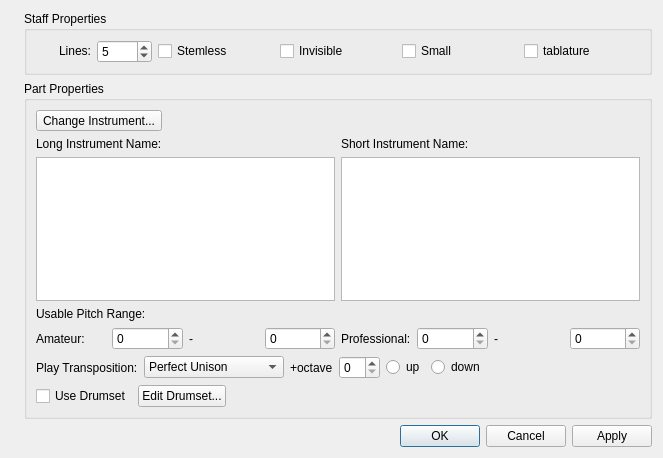
musescore/musescore-old, file mscore/mscore/editstaff.ui: the form before one commit.
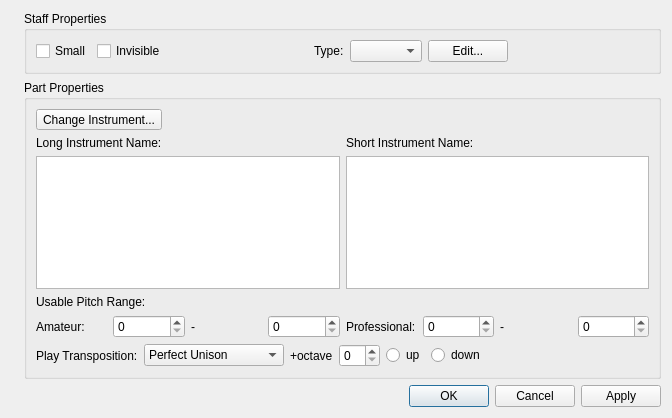
The form after the commit. Icons and pictures are not drawn.

The edit to the form file:
```diff
--- a/mscore/mscore/editstaff.ui
+++ b/mscore/mscore/editstaff.ui
@@ -6,8 +6,8 @@
    <rect>
     <x>0</x>
     <y>0</y>
-    <width>663</width>
-    <height>458</height>
+    <width>672</width>
+    <height>418</height>
    </rect>
   </property>
   <property name="minimumSize">
@@ -19,8 +19,8 @@
   <property name="windowTitle">
    <string>MuseScore: Edit Staff/Part Properties</string>
   </property>
-  <layout class="QHBoxLayout" name="horizontalLayout">
-   <item>
+  <layout class="QGridLayout" name="gridLayout_2">
+   <item row="0" column="0" rowspan="3">
     <widget class="QLabel" name="label_5">
      <property name="sizePolicy">
       <sizepolicy hsizetype="Fixed" vsizetype="Expanding">
@@ -39,9 +39,7 @@
      </property>
     </widget>
    </item>
-   <item>
-    <layout class="QVBoxLayout" name="verticalLayout_2">
-     <item>
+   <item row="0" column="1">
       <widget class="QGroupBox" name="groupBox">
        <property name="minimumSize">
         <size>
@@ -55,64 +53,8 @@
        <property name="flat">
         <bool>true</bool>
        </property>
-       <layout class="QGridLayout" name="gridLayout_2">
-        <item row="0" column="0">
-         <layout class="QHBoxLayout">
-          <property name="sizeConstraint">
-           <enum>QLayout::SetNoConstraint</enum>
-          </property>
+     <layout class="QHBoxLayout" name="horizontalLayout">
           <item>
-           <widget class="QLabel" name="label">
-            <property name="sizePolicy">
-             <sizepolicy hsizetype="Preferred" vsizetype="Fixed">
-              <horstretch>0</horstretch>
-              <verstretch>0</verstretch>
-             </sizepolicy>
-            </property>
-            <property name="text">
-             <string>Lines:</string>
-            </property>
-            <property name="alignment">
-             <set>Qt::AlignRight|Qt::AlignTrailing|Qt::AlignVCenter</set>
-            </property>
-           </widget>
-          </item>
-          <item>
-           <widget class="QSpinBox" name="lines">
-            <property name="sizePolicy">
-             <sizepolicy hsizetype="Minimum" vsizetype="Fixed">
-              <horstretch>0</horstretch>
-              <verstretch>0</verstretch>
-             </sizepolicy>
-            </property>
-            <property name="minimum">
-             <number>1</number>
-            </property>
-            <property name="maximum">
-             <number>9</number>
-            </property>
-            <property name="value">
-             <number>5</number>
-            </property>
-           </widget>
-          </item>
-         </layout>
-        </item>
-        <item row="0" column="1">
-         <widget class="QCheckBox" name="slashStyle">
-          <property name="text">
-           <string>Stemless</string>
-          </property>
-         </widget>
-        </item>
-        <item row="0" column="2">
-         <widget class="QCheckBox" name="invisible">
-          <property name="text">
-           <string>Invisible</string>
-          </property>
-         </widget>
-        </item>
-        <item row="0" column="3">
          <widget class="QCheckBox" name="small">
           <property name="sizePolicy">
            <sizepolicy hsizetype="Minimum" vsizetype="Fixed">
@@ -125,17 +67,60 @@
           </property>
          </widget>
         </item>
-        <item row="0" column="4">
-         <widget class="QCheckBox" name="useTablature">
+      <item>
+       <widget class="QCheckBox" name="invisible">
           <property name="text">
-           <string>tablature</string>
+         <string>Invisible</string>
           </property>
          </widget>
         </item>
+      <item>
+       <spacer name="horizontalSpacer_5">
+        <property name="orientation">
+         <enum>Qt::Horizontal</enum>
+        </property>
+        <property name="sizeHint" stdset="0">
+         <size>
+          <width>79</width>
+          <height>20</height>
+         </size>
+        </property>
+       </spacer>
+      </item>
+      <item>
+       <widget class="QLabel" name="label_12">
+        <property name="text">
+         <string>Type:</string>
+        </property>
+       </widget>
+      </item>
+      <item>
+       <widget class="QComboBox" name="staffType"/>
+      </item>
+      <item>
+       <widget class="QPushButton" name="editStaffType">
+        <property name="text">
+         <string>Edit...</string>
+        </property>
+       </widget>
+      </item>
+      <item>
+       <spacer name="horizontalSpacer_4">
+        <property name="orientation">
+         <enum>Qt::Horizontal</enum>
+        </property>
+        <property name="sizeHint" stdset="0">
+         <size>
+          <width>79</width>
+          <height>20</height>
+         </size>
+        </property>
+       </spacer>
+      </item>
        </layout>
       </widget>
      </item>
-     <item>
+   <item row="1" column="1">
       <widget class="QGroupBox" name="groupBox_2">
        <property name="title">
         <string>Part Properties</string>
@@ -454,47 +439,10 @@
           </item>
          </layout>
         </item>
-        <item>
-         <layout class="QHBoxLayout">
-          <item>
-           <widget class="QCheckBox" name="useDrumset">
-            <property name="text">
-             <string>Use Drumset</string>
-            </property>
-           </widget>
-          </item>
-          <item>
-           <widget class="QPushButton" name="editDrumset">
-            <property name="sizePolicy">
-             <sizepolicy hsizetype="Minimum" vsizetype="Preferred">
-              <horstretch>0</horstretch>
-              <verstretch>0</verstretch>
-             </sizepolicy>
-            </property>
-            <property name="text">
-             <string>Edit Drumset...</string>
-            </property>
-           </widget>
-          </item>
-          <item>
-           <spacer>
-            <property name="orientation">
-             <enum>Qt::Horizontal</enum>
-            </property>
-            <property name="sizeHint" stdset="0">
-             <size>
-              <width>301</width>
-              <height>20</height>
-             </size>
-            </property>
-           </spacer>
-          </item>
-         </layout>
-        </item>
-       </layout>
-      </widget>
-     </item>
-     <item>
+     </layout>
+    </widget>
+   </item>
+   <item row="2" column="1">
       <widget class="QDialogButtonBox" name="buttonBox">
        <property name="orientation">
         <enum>Qt::Horizontal</enum>
@@ -505,8 +453,6 @@
       </widget>
      </item>
     </layout>
-   </item>
-  </layout>
  </widget>
  <tabstops>
   <tabstop>lines</tabstop>
```
Left out of the diff: 5 changed lines with no effect on the pictures. Lines whose indentation alone changed are shown as unchanged.
